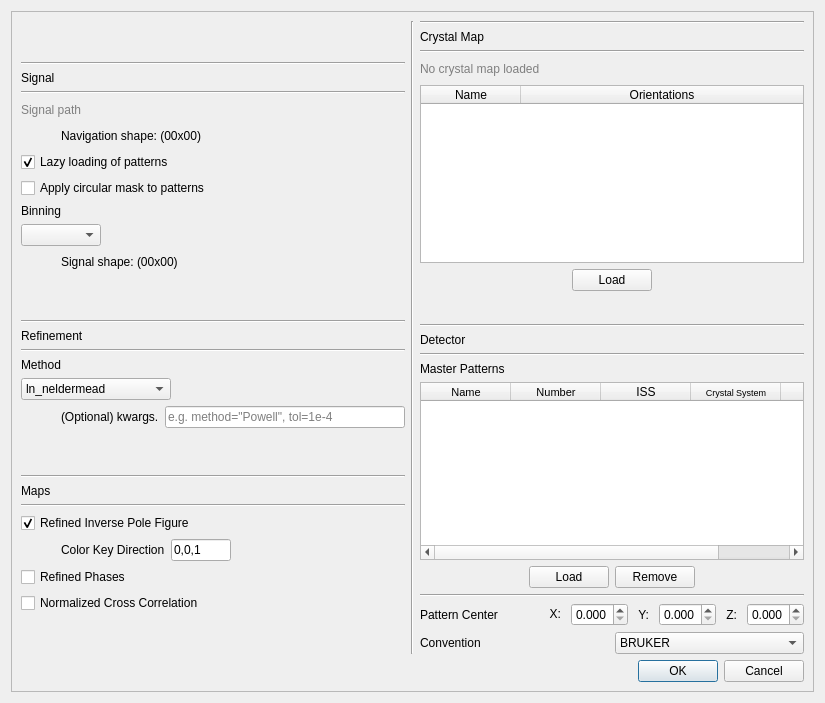
EBSP-Indexer/EBSP-Indexer, file ui/refine_setup.ui: the form before one commit.
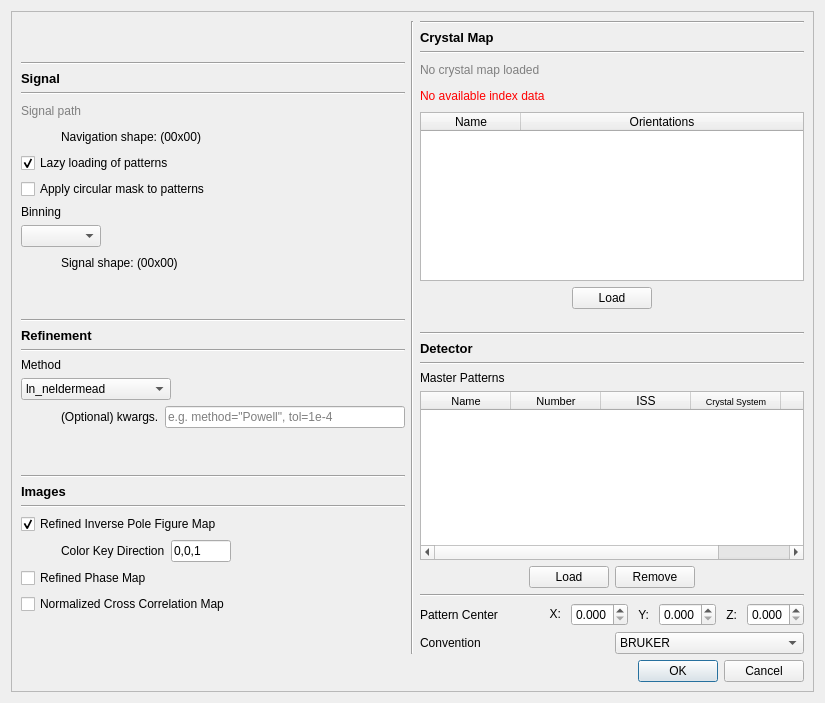
The form after the commit.

Commit message: Better Refinement of orientations, create phases

```diff
--- a/ui/refine_setup.ui
+++ b/ui/refine_setup.ui
@@ -49,8 +49,12 @@
          <layout class="QVBoxLayout" name="verticalLayout_7">
           <item>
            <widget class="QLabel" name="label_10">
-            <property name="styleSheet">
-             <string notr="true">font: 75 10pt &quot;Courier&quot;;</string>
+            <property name="font">
+             <font>
+              <pointsize>10</pointsize>
+              <weight>75</weight>
+              <bold>true</bold>
+             </font>
             </property>
             <property name="text">
              <string>Signal</string>
@@ -259,8 +263,12 @@
         </item>
         <item>
          <widget class="QLabel" name="label_11">
-          <property name="styleSheet">
-           <string notr="true">font: 75 10pt &quot;Courier&quot;;</string>
+          <property name="font">
+           <font>
+            <pointsize>10</pointsize>
+            <weight>75</weight>
+            <bold>true</bold>
+           </font>
           </property>
           <property name="text">
            <string>Refinement</string>
@@ -401,11 +409,15 @@
         </item>
         <item>
          <widget class="QLabel" name="label_12">
-          <property name="styleSheet">
-           <string notr="true">font: 75 10pt &quot;Courier&quot;;</string>
+          <property name="font">
+           <font>
+            <pointsize>10</pointsize>
+            <weight>75</weight>
+            <bold>true</bold>
+           </font>
           </property>
           <property name="text">
-           <string>Maps</string>
+           <string>Images</string>
           </property>
          </widget>
         </item>
@@ -424,7 +436,7 @@
              <string>&lt;html&gt;&lt;head/&gt;&lt;body&gt;&lt;p&gt;Orientations are given a color based on which crystal direction &amp;lt;&lt;span style=&quot; font-style:italic;&quot;&gt;uvw&lt;/span&gt;&amp;gt; points in a certain sample direction, producing the so-called inverse pole figure (IPF) map&lt;/p&gt;&lt;/body&gt;&lt;/html&gt;</string>
             </property>
             <property name="text">
-             <string>Refined Inverse Pole Figure</string>
+             <string>Refined Inverse Pole Figure Map</string>
             </property>
             <property name="checked">
              <bool>true</bool>
@@ -504,7 +516,7 @@
            <string>Map of different phases present</string>
           </property>
           <property name="text">
-           <string>Refined Phases</string>
+           <string>Refined Phase Map</string>
           </property>
          </widget>
         </item>
@@ -514,7 +526,7 @@
            <string>Normalized cross correlation scores plotted on a map</string>
           </property>
           <property name="text">
-           <string>Normalized Cross Correlation</string>
+           <string>Normalized Cross Correlation Map</string>
           </property>
          </widget>
         </item>
@@ -567,7 +579,7 @@
        </widget>
       </item>
       <item row="2" column="3">
-       <layout class="QVBoxLayout" name="verticalLayout_2" stretch="0,0,0,0,0,0,0,0,0,0,0,0,0,0,0,0,1">
+       <layout class="QVBoxLayout" name="verticalLayout_2" stretch="0,0,0,0,0,0,0,0,0,0,0,0,0,0,0,0,0,1">
         <item>
          <widget class="Line" name="line_4">
           <property name="orientation">
@@ -577,8 +589,12 @@
         </item>
         <item>
          <widget class="QLabel" name="label_16">
-          <property name="styleSheet">
-           <string notr="true">font: 75 10pt &quot;Courier&quot;;</string>
+          <property name="font">
+           <font>
+            <pointsize>10</pointsize>
+            <weight>75</weight>
+            <bold>true</bold>
+           </font>
           </property>
           <property name="text">
            <string>Crystal Map</string>
@@ -620,6 +636,33 @@
           </item>
          </layout>
         </item>
+        <item>
+         <layout class="QHBoxLayout" name="layoutIndexData">
+          <item>
+           <widget class="QLabel" name="labelIndexDataStatus">
+            <property name="styleSheet">
+             <string notr="true">color: rgb(255, 0, 0);</string>
+            </property>
+            <property name="text">
+             <string>No available index data</string>
+            </property>
+           </widget>
+          </item>
+          <item>
+           <spacer name="horizontalSpacer_12">
+            <property name="orientation">
+             <enum>Qt::Horizontal</enum>
+            </property>
+            <property name="sizeHint" stdset="0">
+             <size>
+              <width>40</width>
+              <height>20</height>
+             </size>
+            </property>
+           </spacer>
+          </item>
+         </layout>
+        </item>
         <item>
          <widget class="QTableWidget" name="tableWidgetXmap">
           <property name="selectionMode">
@@ -705,8 +748,12 @@
         </item>
         <item>
          <widget class="QLabel" name="label_14">
-          <property name="styleSheet">
-           <string notr="true">font: 75 10pt &quot;Courier&quot;;</string>
+          <property name="font">
+           <font>
+            <pointsize>10</pointsize>
+            <weight>75</weight>
+            <bold>true</bold>
+           </font>
           </property>
           <property name="text">
            <string>Detector</string>
@@ -754,6 +801,7 @@
            <property name="font">
             <font>
              <pointsize>8</pointsize>
+             <weight>50</weight>
              <bold>false</bold>
             </font>
            </property>
@@ -765,6 +813,7 @@
            <property name="font">
             <font>
              <pointsize>8</pointsize>
+             <weight>50</weight>
              <bold>false</bold>
             </font>
            </property>
```
The commit also changes 10 other files.
